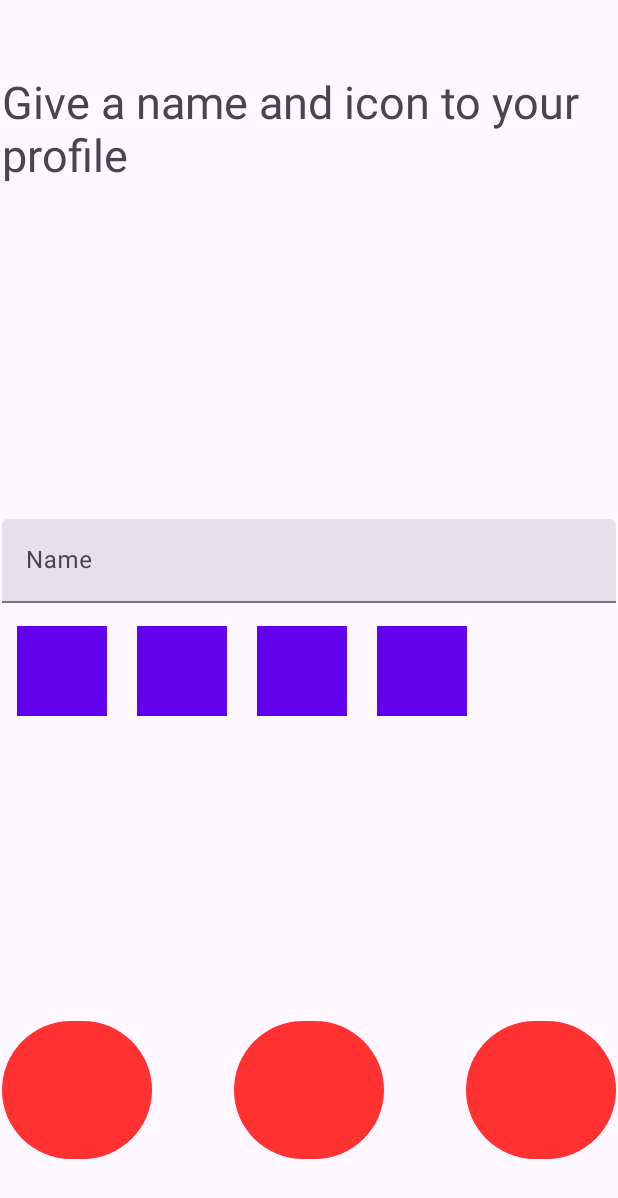
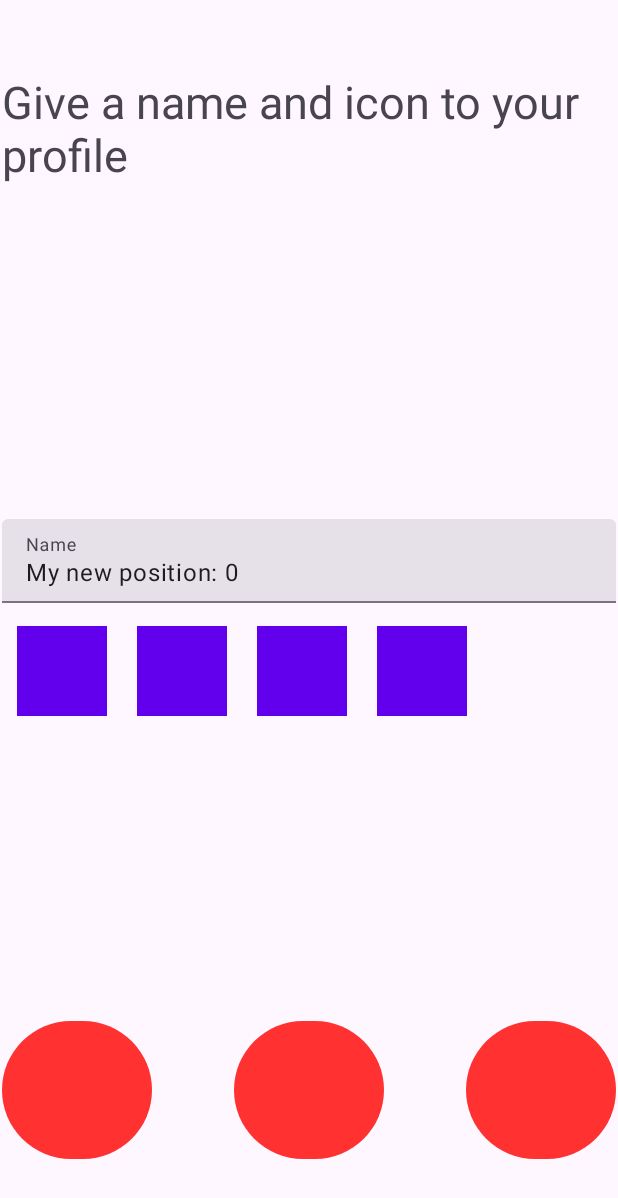
Before and after one commit to rayandradez/EmixerApp, an Android app: the AddUser screen opened through its navigation route, after a tap on an icon or button, on a phone screen of 412 x 824 dp. Shown: the top 1198 px of the screen. Run offline under Robolectric (Android 15) with nearby library versions, the phone set to English and light mode, and no system bars.

```diff
--- a/app/src/main/java/com/example/emixerapp/ui/screens/AddUser.kt
+++ b/app/src/main/java/com/example/emixerapp/ui/screens/AddUser.kt
@@ -49,6 +49,7 @@ class AddUser : Fragment() {
 
         adapterIconList.onItemClick  = { position ->
             Log.e("AddUser", "CurrentPosition: " + position)
+            binding.editNewName.setText("My new position: " + position)
         }
 
         return binding.root
--- a/app/src/main/res/layout/fragment_add_user.xml
+++ b/app/src/main/res/layout/fragment_add_user.xml
@@ -29,6 +29,7 @@
             android:hint="@string/name">
 
             <com.google.android.material.textfield.TextInputEditText
+                android:id="@+id/editNewName"
                 android:layout_width="match_parent"
                 android:layout_height="wrap_content" />
 
```
